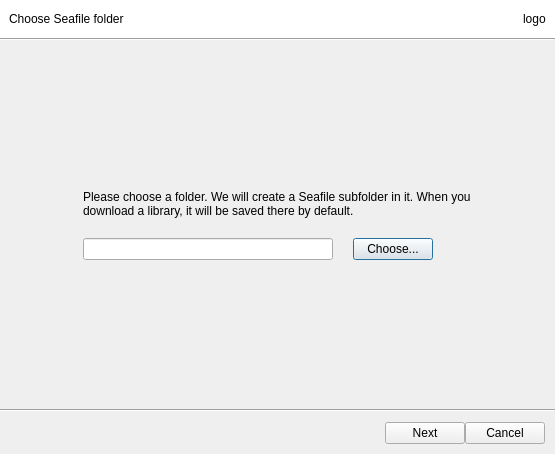
haiwen/seafile-client, file ui/init-seafile-dialog.ui: the form before one commit.
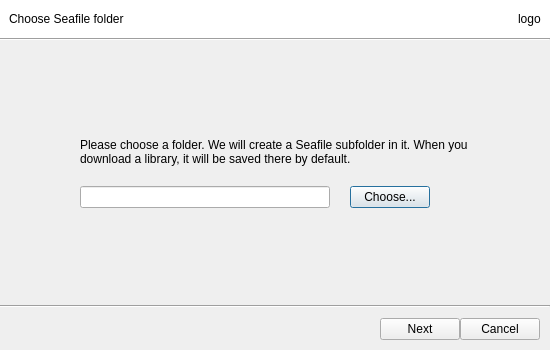
The form after the commit.

Commit message: improve init/login dialog size

Patch:
```diff
--- a/ui/init-seafile-dialog.ui
+++ b/ui/init-seafile-dialog.ui
@@ -6,8 +6,8 @@
    <rect>
     <x>0</x>
     <y>0</y>
-    <width>555</width>
-    <height>454</height>
+    <width>550</width>
+    <height>350</height>
    </rect>
   </property>
   <property name="windowTitle">
```
Left out of the diff: 2 changed lines with no effect on the pictures. The commit also changes 1 other file.
